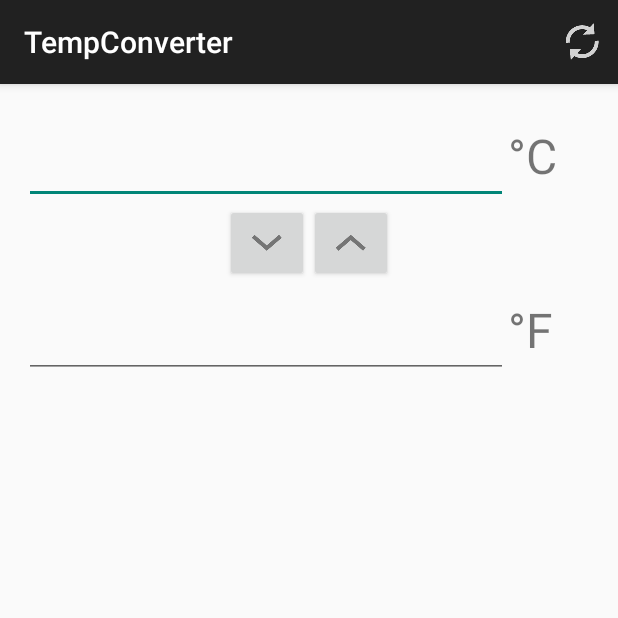
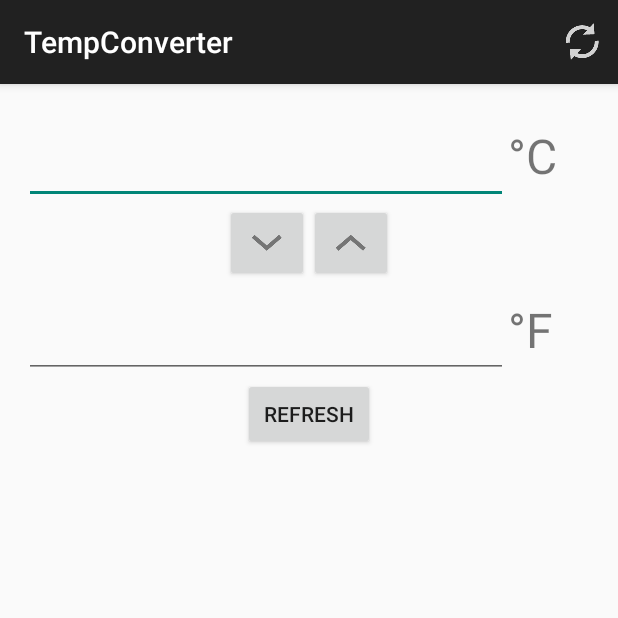
Before and after one commit to artem-p/TempConverter, an Android app: the screen it shows after launch (MainActivity), after a tap on "refresh", on a phone screen of 412 x 824 dp, the top half of it. Run offline under Robolectric (Android 15) with nearby library versions, the phone set to English and light mode, and no system bars; our stand-ins replace AdMob.

Commit message:
Кнопка для сброса полей

```diff
--- a/app/src/main/java/ru/artempugachev/tempconverter/MainActivity.java
+++ b/app/src/main/java/ru/artempugachev/tempconverter/MainActivity.java
@@ -20,6 +20,7 @@ public class MainActivity extends ActionBarActivity {
     private ImageButton m_btnFtoC;
     private Temperature m_temperature;
     private AdView m_adView;
+    private Button m_btnRefresh;
 
     @Override
     protected void onCreate(Bundle savedInstanceState) {
@@ -43,6 +44,10 @@ public class MainActivity extends ActionBarActivity {
         m_adView = (AdView) findViewById(R.id.adView);
         AdRequest adRequest = new AdRequest.Builder().build();
         m_adView.loadAd(adRequest);
+
+        m_btnRefresh = (Button) findViewById(R.id.btnRefresh);
+
+        m_btnRefresh.setOnClickListener(refreshListener);
     }
 
     @Override
@@ -65,13 +70,25 @@ public class MainActivity extends ActionBarActivity {
 //        }
 
         if(id == R.id.action_refresh) {
-            //  Очищаем поля ввода
-            m_tvCelsius.setText("");
-            m_tvFahr.setText("");
+            refreshFields();
         }
 
         return super.onOptionsItemSelected(item);
     }
+
+    private void refreshFields() {
+        //  Очищаем поля ввода
+        m_tvCelsius.setText("");
+        m_tvFahr.setText("");
+    }
+
+    private View.OnClickListener refreshListener = new View.OnClickListener(){
+
+        @Override
+        public void onClick(View v) {
+            refreshFields();
+        }
+    };
 
     private View.OnClickListener ctoFListener = new View.OnClickListener(){
         @Override
--- a/app/src/main/res/layout/activity_main.xml
+++ b/app/src/main/res/layout/activity_main.xml
@@ -86,6 +86,14 @@
             />
     </LinearLayout>
 
+    <Button
+        android:layout_width="wrap_content"
+        android:layout_height="wrap_content"
+        android:layout_below="@+id/fahrLayout"
+        android:layout_centerHorizontal="true"
+        android:text="@string/action_update"
+        android:id="@+id/btnRefresh"/>
+
     <com.google.android.gms.ads.AdView
         android:id="@+id/adView"
         android:layout_width="wrap_content"
```
